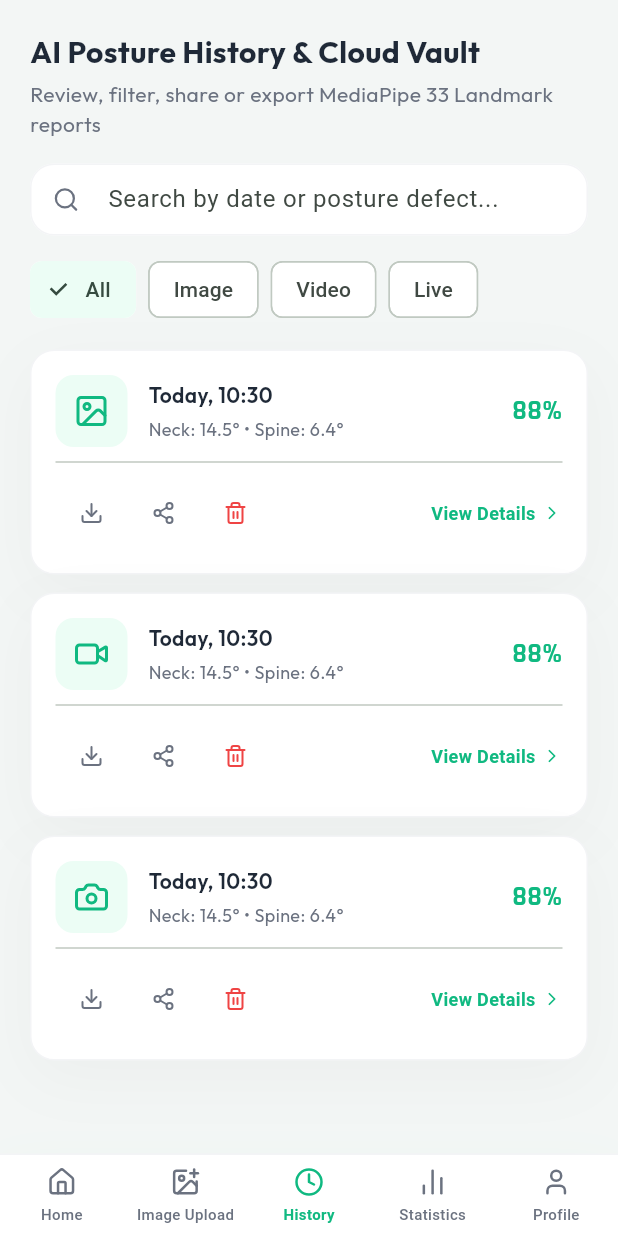
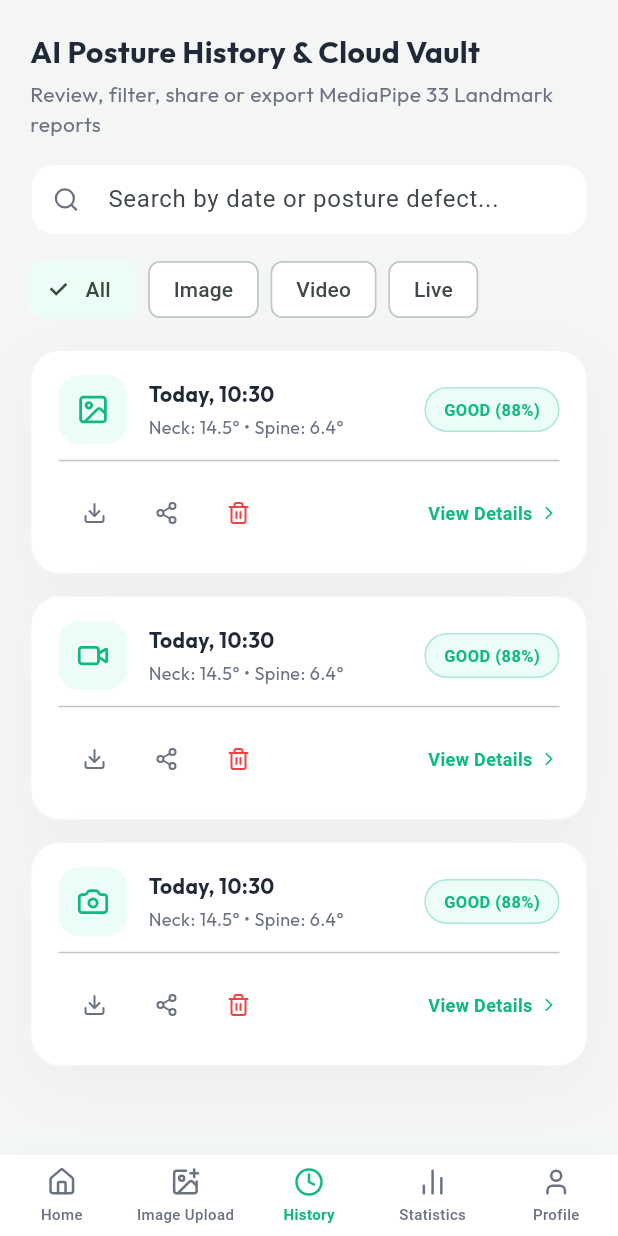
Before and after one commit to Yogesh-56-ace/PDD-app, a Flutter app: the HomeScreen screen opened directly, item 3 of the bottom bar chosen, on a phone screen of 412 x 824 dp. Run offline on Flutter 3.47's test engine with Material 3 defaults, Android fonts, the phone set to English and light mode, and no system bars; our stand-ins replace fl_chart, google_fonts, image_picker, lucide_icons, shared_preferences; missing offline and left inert: dart:html; accounts and stored records are empty; network calls fail.

Commit message:
style(history): redesign history card layout with Material 3 spacing and responsive badge alignment

```diff
--- a/frontend/lib/screens/history_screen.dart
+++ b/frontend/lib/screens/history_screen.dart
@@ -143,58 +143,88 @@ class _HistoryScreenState extends State<HistoryScreen> {
                         itemBuilder: (context, index) {
                           final r = _filteredReports[index];
                           final score = r.overallScore;
+                          final isGood = score >= 80;
+                          final isFair = score >= 60 && score < 80;
+                          final statusLabel = isGood ? 'GOOD' : (isFair ? 'FAIR' : 'POOR');
+                          final badgeBg = isGood
+                              ? AppColors.primaryLight
+                              : (isFair ? AppColors.warningLight : AppColors.alertLight);
+                          final badgeColor = isGood
+                              ? AppColors.primary
+                              : (isFair ? AppColors.warning : AppColors.alert);
+
                           return Container(
-                            margin: const EdgeInsets.only(bottom: 12),
-                            padding: const EdgeInsets.all(16),
+                            margin: const EdgeInsets.only(bottom: 14),
+                            padding: const EdgeInsets.symmetric(horizontal: 18, vertical: 16),
                             decoration: BoxDecoration(
                               color: AppColors.cardBg,
-                              borderRadius: BorderRadius.circular(16),
+                              borderRadius: BorderRadius.circular(20),
                               boxShadow: const [AppColors.shadowCard],
                               border: Border.all(color: AppColors.borderLight),
                             ),
                             child: Column(
                               children: [
                                 Row(
+                                  crossAxisAlignment: CrossAxisAlignment.center,
                                   children: [
                                     Container(
-                                      width: 48,
-                                      height: 48,
+                                      width: 46,
+                                      height: 46,
                                       decoration: BoxDecoration(
-                                        color: score >= 85 ? AppColors.primaryLight : AppColors.warningLight,
-                                        borderRadius: BorderRadius.circular(12),
+                                        color: badgeBg,
+                                        borderRadius: BorderRadius.circular(14),
                                       ),
                                       child: Icon(
                                         r.type == 'video'
                                             ? LucideIcons.video
                                             : (r.type == 'live' ? LucideIcons.camera : LucideIcons.image),
-                                        color: score >= 85 ? AppColors.primary : AppColors.warning,
+                                        color: badgeColor,
+                                        size: 22,
                                       ),
                                     ),
                                     const SizedBox(width: 14),
                                     Expanded(
                                       child: Column(
                                         crossAxisAlignment: CrossAxisAlignment.start,
+                                        mainAxisAlignment: MainAxisAlignment.center,
                                         children: [
-                                          Text(r.date, style: AppTextStyles.h3.copyWith(fontSize: 14)),
-                                          const SizedBox(height: 4),
+                                          Text(
+                                            r.date,
+                                            style: AppTextStyles.h3.copyWith(fontSize: 14, fontWeight: FontWeight.bold),
+                                            overflow: TextOverflow.ellipsis,
+                                            maxLines: 1,
+                                          ),
+                                          const SizedBox(height: 3),
                                           Text(
                                             'Neck: ${r.neckAngle}° • Spine: ${r.spineAlignment}°',
-                                            style: AppTextStyles.caption,
+                                            style: AppTextStyles.caption.copyWith(fontSize: 12),
+                                            overflow: TextOverflow.ellipsis,
+                                            maxLines: 1,
                                           ),
                                         ],
                                       ),
                                     ),
-                                    Text(
-                                      '$score%',
-                                      style: AppTextStyles.fontMono(
-                                        fontSize: 18,
-                                        fontWeight: FontWeight.w700,
-                                        color: score >= 85 ? AppColors.primary : AppColors.warning,
+                                    const SizedBox(width: 12),
+                                    Container(
+                                      padding: const EdgeInsets.symmetric(horizontal: 12, vertical: 6),
+                                      decoration: BoxDecoration(
+                                        color: badgeBg,
+                                        borderRadius: BorderRadius.circular(24),
+                                        border: Border.all(color: badgeColor.withOpacity(0.3)),
+                                      ),
+                                      child: Text(
+                                        '$statusLabel ($score%)',
+                                        style: TextStyle(
+                                          fontSize: 11,
+                                          fontWeight: FontWeight.bold,
+                                          color: badgeColor,
+                                          letterSpacing: 0.3,
+                                        ),
                                       ),
                                     ),
                                   ],
                                 ),
-                                const Divider(height: 20),
+                                const Divider(height: 22),
                                 Row(
                                   mainAxisAlignment: MainAxisAlignment.spaceBetween,
                                   children: [
```
